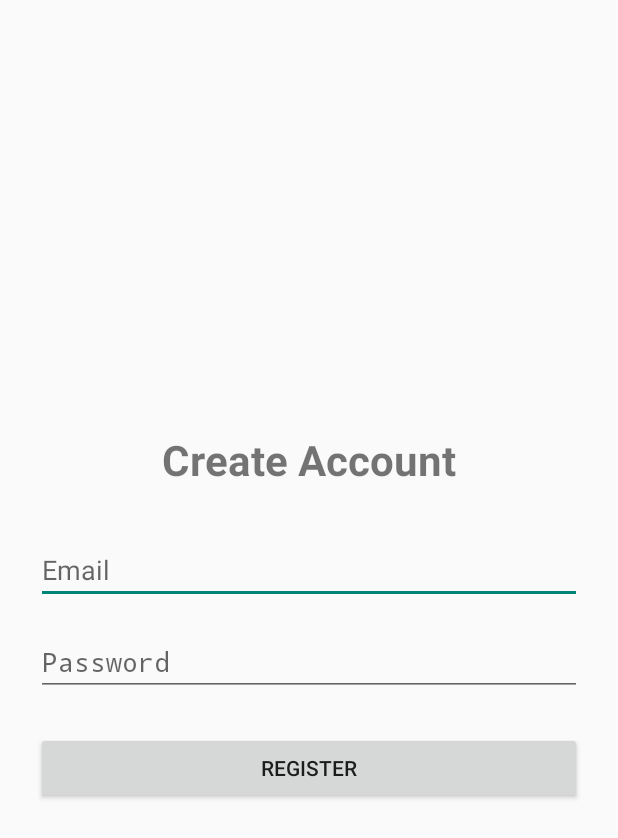
After one commit to Vmumbi/Property_Listing_System, an Android app built with Jetpack Compose: the fragment RegisterFragment shown on its own in the app's theme, on a phone screen of 412 x 824 dp. The commit adds this screen. Shown: the top 838 px of the screen. Run offline under Robolectric (Android 15) with nearby library versions, the phone set to English and light mode, and no system bars.

Commit message:
Refactored XML navigation and fragments

```diff
--- a/app/build.gradle.kts
+++ b/app/build.gradle.kts
@@ -47,6 +47,8 @@ dependencies {
     implementation(libs.androidx.core.ktx)
     implementation(libs.androidx.lifecycle.runtime.ktx)
     implementation(libs.androidx.lifecycle.viewmodel.compose)
+    implementation(libs.androidx.navigation.fragment.ktx)
+    implementation(libs.androidx.navigation.ui.ktx)
     implementation(libs.kotlinx.coroutines.android)
 
     // Member 2: Room Database Architecture & Persistence
--- /dev/null
+++ b/app/src/main/java/Member4/RegisterFragment.kt
@@ -0,0 +1,22 @@
+package com.example.property_listing_system.Member4
+
+import android.os.Bundle
+import android.view.View
+import android.widget.Button
+import androidx.fragment.app.Fragment
+import androidx.navigation.fragment.findNavController
+import com.example.property_listing_system.R
+
+class RegisterFragment : Fragment(R.layout.fragment_register) {
+
+    override fun onViewCreated(view: View, savedInstanceState: Bundle?) {
+        super.onViewCreated(view, savedInstanceState)
+
+        val btnRegister = view.findViewById<Button>(R.id.btnRegister)
+
+        btnRegister.setOnClickListener {
+            // Navigate to Dashboard after successful registration
+            findNavController().navigate(R.id.action_registerFragment_to_dashboardFragment)
+        }
+    }
+}
--- /dev/null
+++ b/app/src/main/res/layout/fragment_register.xml
@@ -0,0 +1,39 @@
+<?xml version="1.0" encoding="utf-8"?>
+<LinearLayout xmlns:android="http://schemas.android.com/apk/res/android"
+    android:layout_width="match_parent"
+    android:layout_height="match_parent"
+    android:orientation="vertical"
+    android:gravity="center"
+    android:padding="24dp">
+
+    <TextView
+        android:layout_width="wrap_content"
+        android:layout_height="wrap_content"
+        android:text="Create Account"
+        android:textSize="28sp"
+        android:textStyle="bold"
+        android:layout_marginBottom="32dp" />
+
+    <EditText
+        android:id="@+id/etRegEmail"
+        android:layout_width="match_parent"
+        android:layout_height="wrap_content"
+        android:hint="Email"
+        android:inputType="textEmailAddress"
+        android:layout_marginBottom="16dp" />
+
+    <EditText
+        android:id="@+id/etRegPassword"
+        android:layout_width="match_parent"
+        android:layout_height="wrap_content"
+        android:hint="Password"
+        android:inputType="textPassword"
+        android:layout_marginBottom="24dp" />
+
+    <Button
+        android:id="@+id/btnRegister"
+        android:layout_width="match_parent"
+        android:layout_height="wrap_content"
+        android:text="Register" />
+
+</LinearLayout>
--- a/gradle/libs.versions.toml
+++ b/gradle/libs.versions.toml
@@ -17,6 +17,8 @@ lifecycleViewmodelCompose = "2.8.7"
 coroutines = "1.8.1"
 room = "2.8.5"
 ksp = "2.2.10-2.0.2"
+navigationFragmentKtx = "2.10.2"
+navigationUiKtx = "2.10.2"
 
 [libraries]
 androidx-core-ktx = { group = "androidx.core", name = "core-ktx", version.ref = "coreKtx" }
@@ -53,6 +55,8 @@ okhttp = { group = "com.squareup.okhttp3", name = "okhttp", version.ref = "okhtt
 okhttp-logging-interceptor = { group = "com.squareup.okhttp3", name = "logging-interceptor", version.ref = "okhttp" }
 gson = { group = "com.google.code.gson", name = "gson", version.ref = "gson" }
 play-services-location = { group = "com.google.android.gms", name = "play-services-location", version.ref = "playServicesLocation" }
+androidx-navigation-fragment-ktx = { group = "androidx.navigation", name = "navigation-fragment-ktx", version.ref = "navigationFragmentKtx" }
+androidx-navigation-ui-ktx = { group = "androidx.navigation", name = "navigation-ui-ktx", version.ref = "navigationUiKtx" }
 
 [plugins]
 android-application = { id = "com.android.application", version.ref = "agp" }
```
Also changed, not shown: app/src/main/java/Member4/DashboardFragment.kt (added, +41 -0 lines), app/src/main/java/Member4/LoginFragment.kt (added, +31 -0 lines), app/src/main/java/com/example/property_listing_system/MainActivity.kt (+7 -95 lines), app/src/main/res/layout/activity_main.xml (added, +20 -0 lines), app/src/main/res/layout/fragment_dashboard.xml (added, +31 -0 lines), app/src/main/res/layout/fragment_login.xml (added, +49 -0 lines), app/src/main/res/navigation/nav_graph.xml (added, +41 -0 lines).
